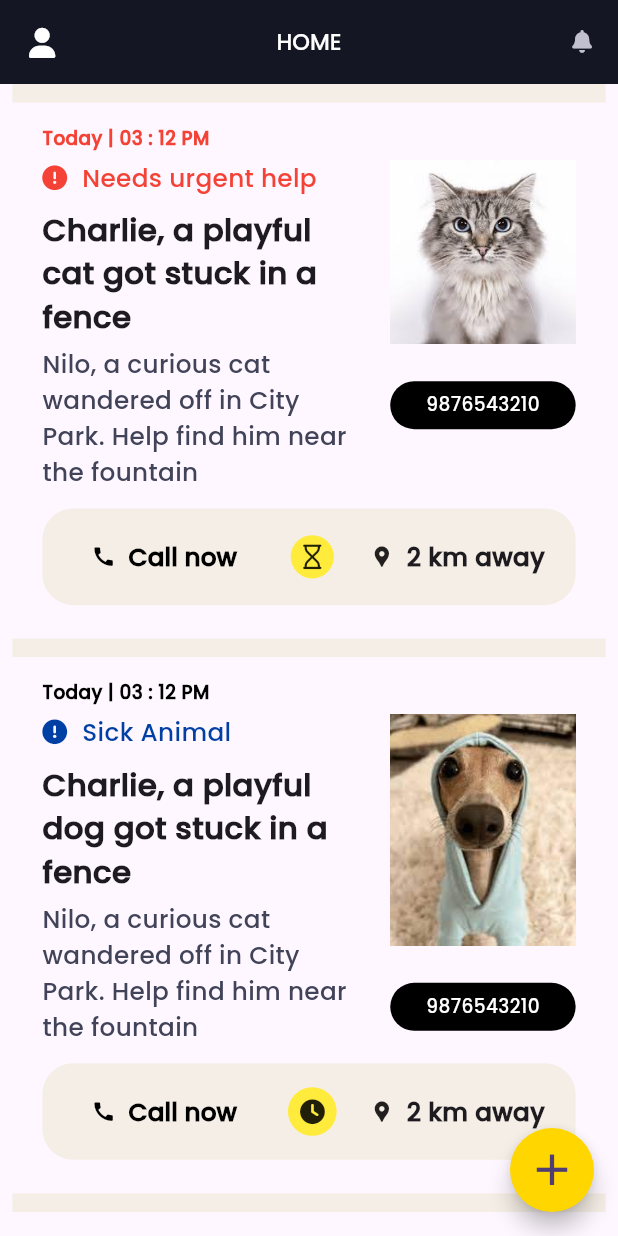
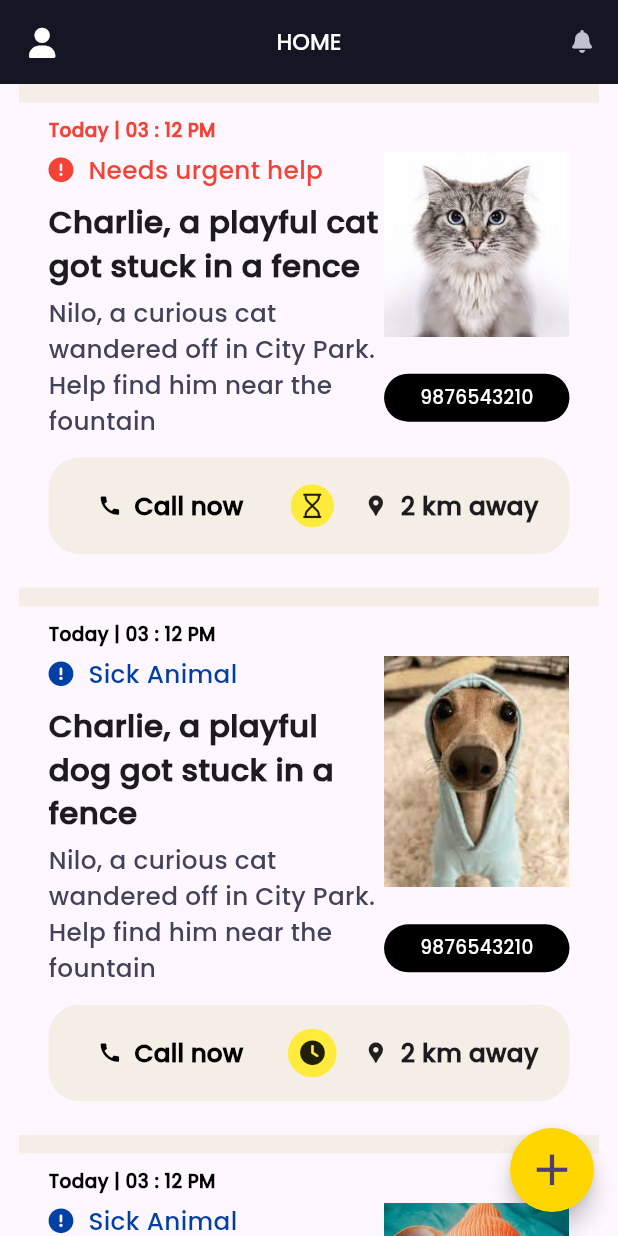
Before and after one commit to arjun40779/my_app, a Flutter app: the screen it shows after launch, on a phone screen of 412 x 824 dp. Run offline on Flutter 3.47's test engine with Material 3 defaults, Android fonts, the phone set to English and light mode, and no system bars; our stand-ins replace font_awesome_flutter.

Commit message:
cleaned restructured

```diff
--- a/lib/components/home/post/post_container.dart
+++ b/lib/components/home/post/post_container.dart
@@ -11,7 +11,8 @@ class PostContainer extends StatelessWidget {
   final String postDescription;
   final String userPhone;
   final String postImgLocation;
-  PostContainer({
+
+  const PostContainer({
     super.key,
     required this.urgent,
     required this.postDate,
@@ -21,19 +22,13 @@ class PostContainer extends StatelessWidget {
     required this.postImgLocation,
   });
 
-  final double paddingVertical = 10;
-  final double paddingHorizontal = 20;
-  final double postDateFontSize = SizeConfig.textMultiplier * 3;
-  final double postTitleFontSize = SizeConfig.textMultiplier * 5;
-  final double postDescriptionFontSize = SizeConfig.textMultiplier * 4;
-  final double userPhoneFontSize = SizeConfig.textMultiplier * 3;
-  final double phoneContainerRadius = SizeConfig.widthMultiplier * 4;
-  final double postImgWidth = SizeConfig.widthMultiplier * 30;
   @override
   Widget build(BuildContext context) {
     return Container(
-      padding: EdgeInsets.symmetric(
-          vertical: paddingVertical, horizontal: paddingHorizontal),
+      padding: const EdgeInsets.symmetric(
+        vertical: 10,
+        horizontal: 20,
+      ),
       decoration: BoxDecoration(
         border: Border(
           top: BorderSide(
@@ -45,73 +40,16 @@ class PostContainer extends StatelessWidget {
       child: Column(
         crossAxisAlignment: CrossAxisAlignment.start,
         children: [
-          Padding(
-            padding: const EdgeInsets.symmetric(vertical: 5),
-            child: Text(
-              postDate,
-              style: TextStyle(
-                fontSize: postDateFontSize,
-                fontWeight: FontWeight.w700,
-                color: urgent ? Colors.red : Colors.black,
-              ),
-            ),
-          ),
+          _buildPostDate(),
+          const SizedBox(height: 5),
           Row(
             crossAxisAlignment: CrossAxisAlignment.start,
             mainAxisAlignment: MainAxisAlignment.spaceBetween,
             children: [
-              SizedBox(
-                width: SizeConfig.widthMultiplier * 50,
-                child: Column(
-                  crossAxisAlignment: CrossAxisAlignment.start,
-                  children: [
-                    Row(
-                      children: rowChildren(urgent),
+              Expanded(
+                child: _buildPostContent(),
               ),
-                    SizedBox(height: SizeConfig.heightMultiplier * 1),
-                    Text(
-                      postTitle,
-                      style: TextStyle(
-                          fontSize: postTitleFontSize,
-                          fontWeight: FontWeight.w700),
-                    ),
-                    const SizedBox(height: 5),
-                    Text(
-                      postDescription,
-                      style: TextStyle(
-                          color: AppColors.primaryLight,
-                          fontSize: postDescriptionFontSize),
-                    ),
-                  ],
-                ),
-              ),
-              Column(
-                mainAxisAlignment: MainAxisAlignment.spaceBetween,
-                children: [
-                  Image.asset(
-                    postImgLocation,
-                    width: postImgWidth,
-                    fit: BoxFit.contain,
-                  ),
-                  SizedBox(height: SizeConfig.heightMultiplier * 3),
-                  Container(
-                    width: SizeConfig.widthMultiplier * 30,
-                    padding:
-                        const EdgeInsets.symmetric(horizontal: 5, vertical: 7),
-                    decoration: BoxDecoration(
-                      color: Colors.black,
-                      borderRadius: BorderRadius.circular(phoneContainerRadius),
-                    ),
-                    child: Center(
-                      child: Text(
-                        userPhone,
-                        style: TextStyle(
-                            fontSize: userPhoneFontSize, color: Colors.white),
-                      ),
-                    ),
-                  ),
-                ],
-              ),
+              _buildPostImageAndPhone(),
             ],
           ),
           PostFooter(urgent: urgent),
@@ -119,9 +57,81 @@ class PostContainer extends StatelessWidget {
       ),
     );
   }
+
+  Widget _buildPostDate() {
+    return Text(
+      postDate,
+      style: TextStyle(
+        fontSize: SizeConfig.textMultiplier * 3,
+        fontWeight: FontWeight.w700,
+        color: urgent ? Colors.red : Colors.black,
+      ),
+    );
   }
 
-List<Widget> rowChildren(bool urgent) {
+  Widget _buildPostContent() {
+    return Column(
+      crossAxisAlignment: CrossAxisAlignment.start,
+      children: [
+        Row(
+          children: rowChildren(),
+        ),
+        SizedBox(height: SizeConfig.heightMultiplier * 1),
+        Text(
+          postTitle,
+          style: TextStyle(
+            fontSize: SizeConfig.textMultiplier * 5,
+            fontWeight: FontWeight.w700,
+          ),
+        ),
+        const SizedBox(height: 5),
+        Text(
+          postDescription,
+          style: TextStyle(
+            color: AppColors.primaryLight,
+            fontSize: SizeConfig.textMultiplier * 4,
+          ),
+        ),
+      ],
+    );
+  }
+
+  Widget _buildPostImageAndPhone() {
+    return Column(
+      mainAxisAlignment: MainAxisAlignment.spaceBetween,
+      children: [
+        Image.asset(
+          postImgLocation,
+          width: SizeConfig.widthMultiplier * 30,
+          fit: BoxFit.contain,
+        ),
+        SizedBox(height: SizeConfig.heightMultiplier * 3),
+        _buildPhoneContainer(),
+      ],
+    );
+  }
+
+  Widget _buildPhoneContainer() {
+    return Container(
+      width: SizeConfig.widthMultiplier * 30,
+      padding: const EdgeInsets.symmetric(horizontal: 5, vertical: 7),
+      decoration: BoxDecoration(
+        color: Colors.black,
+        borderRadius: BorderRadius.circular(SizeConfig.widthMultiplier * 4),
+      ),
+      child: Center(
+        child: Text(
+          userPhone,
+          style: TextStyle(
+            fontSize: SizeConfig.textMultiplier * 3,
+            color: Colors.white,
+          ),
+        ),
+      ),
+    );
+  }
+
+  List<Widget> rowChildren() {
     return [
       FaIcon(
         FontAwesomeIcons.circleExclamation,
@@ -138,3 +148,4 @@ List<Widget> rowChildren(bool urgent) {
       ),
     ];
   }
+}
--- a/lib/main.dart
+++ b/lib/main.dart
@@ -44,6 +44,6 @@ class _MyHomePageState extends State<MyHomePage> {
     print("SafeBlockHorizontal: ${SizeConfig.safeBlockHorizontal}");
     print("SafeBlockVertical: ${SizeConfig.safeBlockVertical}");
     print(SizeConfig.heightMultiplier);
-    return Scaffold(body: HomePage());
+    return const Scaffold(body: HomePage());
   }
 }
--- a/lib/pages/home.dart
+++ b/lib/pages/home.dart
@@ -7,55 +7,55 @@ import '../pages/capture.dart';
 import '../utils/post_data.dart';
 
 class HomePage extends StatefulWidget {
-  const HomePage({super.key}); // Corrected the key parameter
+  const HomePage({Key? key}) : super(key: key);
 
   @override
   State<HomePage> createState() => _HomePageState();
 }
 
 class _HomePageState extends State<HomePage> {
-  void navigateToCapturePage() {
+  final double btnIconSize = 35;
+
+  void _navigateToCapturePage() {
     Navigator.push(
-        context, MaterialPageRoute(builder: (context) => CapturePage()));
+      context,
+      MaterialPageRoute(builder: (context) => CapturePage()),
+    );
   }
-
-  final double btnIconSize = 35;
 
   @override
   Widget build(BuildContext context) {
     return Scaffold(
       appBar: const MyAppBar(
         leading: true,
-        title: "HOME",
+        title: 'HOME',
       ),
-      body: Builder(builder: (context) {
-        return Padding(
+      body: Padding(
         padding:
-              EdgeInsets.symmetric(horizontal: SizeConfig.widthMultiplier * 2),
+            EdgeInsets.symmetric(horizontal: SizeConfig.widthMultiplier * 3),
         child: ListView.builder(
           itemCount: postData.length,
           itemBuilder: (context, index) {
-              // Corrected the parameters passed to PostContainer
+            final data = postData[index];
             return PostContainer(
-                urgent: postData[index]["urgent"] as bool,
-                postDate: postData[index]["postDate"] as String,
-                postTitle: postData[index]["postTitle"] as String,
-                postDescription: postData[index]["postDescription"] as String,
-                postImgLocation: postData[index]["postImgLocation"] as String,
-                userPhone: postData[index]["userPhone"] as String,
+              urgent: data['urgent'] as bool,
+              postDate: data['postDate'] as String,
+              postTitle: data['postTitle'] as String,
+              postDescription: data['postDescription'] as String,
+              postImgLocation: data['postImgLocation'] as String,
+              userPhone: data['userPhone'] as String,
             );
           },
         ),
-        );
-      }),
+      ),
       floatingActionButton: FloatingActionButton(
-        onPressed: navigateToCapturePage,
+        onPressed: _navigateToCapturePage,
         shape: const CircleBorder(),
         backgroundColor: AppColors.secondary,
         child: Icon(
           Icons.add,
           size: btnIconSize,
-        ), // Change the color as needed
+        ),
       ),
     );
   }
```
Also changed, not shown: lib/components/custom_button.dart (+14 -18 lines), lib/components/profile/profile_list_tiles.dart (+26 -11 lines), lib/pages/capture.dart (+51 -31 lines). Lines whose indentation alone changed are shown as unchanged.
